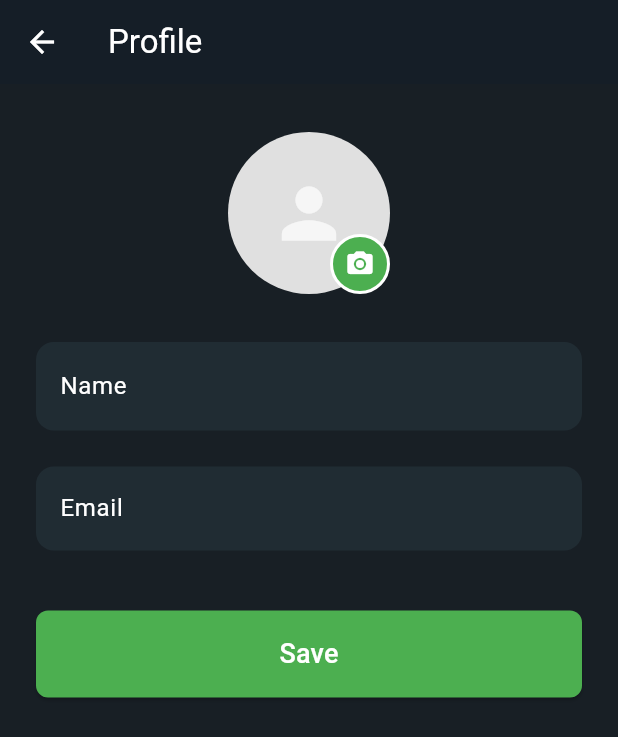
After one commit to husnain-native/Chatapp, a Flutter app: the EditProfileScreen screen opened directly, after a tap on the "camera alt" icon, on a phone screen of 412 x 824 dp. The commit adds this screen. Shown: the top 737 px of the screen. Run offline on Flutter 3.47's test engine with Material 3 defaults, Android fonts, the phone set to English and light mode, and no system bars; our stand-ins replace cloud_firestore, firebase_auth, firebase_core, firebase_storage, image_picker; accounts and stored records are empty.

Commit message:
before clean code architecture

```diff
--- a/lib/screens/chat_list_screen.dart
+++ b/lib/screens/chat_list_screen.dart
@@ -5,6 +5,7 @@ import 'package:cloud_firestore/cloud_firestore.dart';
 import 'package:firebase_auth/firebase_auth.dart';
 import 'package:park_chatapp/screens/user_list_screen.dart';
 import 'package:park_chatapp/screens/chat_screen.dart'; // Added import for ChatScreen
+import 'package:park_chatapp/screens/edit_profile_screen.dart'; // Added import for EditProfileScreen
 
 class ChatListScreen extends StatefulWidget {
   const ChatListScreen({super.key});
@@ -122,13 +123,26 @@ class _ChatListScreenState extends State<ChatListScreen>
           ),
         ),
         actions: [
-          // IconButton(
-          //   icon: const Icon(Icons.camera_alt_outlined, color: Colors.white),
-          //   onPressed: () {},
-          // ),
-          IconButton(
+          PopupMenuButton<String>(
             icon: const Icon(Icons.more_vert, color: Colors.white),
-            onPressed: () {},
+            color: const Color.fromARGB(255, 213, 238, 215),
+            onSelected: (value) {
+              if (value == 'edit_profile') {
+                Navigator.push(
+                  context,
+                  MaterialPageRoute(
+                    builder: (context) => const EditProfileScreen(),
+                  ),
+                );
+              }
+            },
+            itemBuilder:
+                (context) => [
+                  const PopupMenuItem<String>(
+                    value: 'edit_profile',
+                    child: Text('Edit Profile'),
+                  ),
+                ],
           ),
         ],
         bottom: PreferredSize(
--- /dev/null
+++ b/lib/screens/edit_profile_screen.dart
@@ -0,0 +1,245 @@
+import 'package:flutter/material.dart';
+import 'package:cloud_firestore/cloud_firestore.dart';
+import 'package:firebase_auth/firebase_auth.dart';
+import 'package:image_picker/image_picker.dart';
+import 'dart:io';
+import 'package:firebase_storage/firebase_storage.dart';
+
+class EditProfileScreen extends StatefulWidget {
+  const EditProfileScreen({Key? key}) : super(key: key);
+
+  @override
+  State<EditProfileScreen> createState() => _EditProfileScreenState();
+}
+
+class _EditProfileScreenState extends State<EditProfileScreen> {
+  final currentUser = FirebaseAuth.instance.currentUser;
+  final _nameController = TextEditingController();
+  String? _email;
+  String? _photoUrl;
+  File? _pickedImage;
+  bool _isLoading = false;
+
+  @override
+  void initState() {
+    super.initState();
+    _loadUserData();
+  }
+
+  Future<void> _loadUserData() async {
+    if (currentUser == null) return;
+    final doc =
+        await FirebaseFirestore.instance
+            .collection('users')
+            .doc(currentUser!.uid)
+            .get();
+    final data = doc.data();
+    setState(() {
+      _nameController.text = data?['displayName'] ?? '';
+      _email = data?['email'] ?? currentUser!.email;
+      _photoUrl = data?['photoUrl'] ?? '';
+    });
+  }
+
+  Future<void> _pickImage() async {
+    final picker = ImagePicker();
+    final picked = await picker.pickImage(
+      source: ImageSource.gallery,
+      imageQuality: 80,
+    );
+    if (picked != null) {
+      setState(() {
+        _pickedImage = File(picked.path);
+      });
+      // TODO: Upload image to storage and update Firestore photoUrl
+    }
+  }
+
+  Future<String?> _uploadImage(File image) async {
+    try {
+      final ref = FirebaseStorage.instance
+          .ref()
+          .child('profile_pics')
+          .child(
+            '${currentUser!.uid}_${DateTime.now().millisecondsSinceEpoch}.jpg',
+          );
+      final uploadTask = await ref.putFile(image);
+      final url = await uploadTask.ref.getDownloadURL();
+      return url;
+    } catch (e) {
+      print('Image upload error: $e');
+      return null;
+    }
+  }
+
+  Future<void> _saveProfile() async {
+    if (currentUser == null) return;
+    setState(() => _isLoading = true);
+    String? photoUrl = _photoUrl;
+    if (_pickedImage != null) {
+      final uploadedUrl = await _uploadImage(_pickedImage!);
+      if (uploadedUrl != null) {
+        photoUrl = uploadedUrl;
+      }
+    }
+    await FirebaseFirestore.instance
+        .collection('users')
+        .doc(currentUser!.uid)
+        .set({
+          'displayName': _nameController.text.trim(),
+          'photoUrl': photoUrl ?? '',
+        }, SetOptions(merge: true));
+    setState(() => _isLoading = false);
+    if (mounted) Navigator.of(context).pop();
+  }
+
+  @override
+  Widget build(BuildContext context) {
+    return Scaffold(
+      appBar: AppBar(
+        leading: IconButton(
+          icon: const Icon(Icons.arrow_back, color: Colors.white),
+          onPressed: () => Navigator.of(context).pop(),
+        ),
+        title: const Text('Profile', style: TextStyle(color: Colors.white)),
+        backgroundColor: const Color(0xFF111B21),
+        elevation: 1,
+      ),
+      backgroundColor: const Color(0xFF181F25),
+      body:
+          _isLoading
+              ? const Center(child: CircularProgressIndicator())
+              : SingleChildScrollView(
+                padding: const EdgeInsets.symmetric(
+                  horizontal: 24,
+                  vertical: 32,
+                ),
+                child: Column(
+                  crossAxisAlignment: CrossAxisAlignment.center,
+                  children: [
+                    Center(
+                      child: Stack(
+                        children: [
+                          CircleAvatar(
+                            radius: 54,
+                            backgroundColor: Colors.grey[300],
+                            backgroundImage:
+                                _pickedImage != null
+                                    ? FileImage(_pickedImage!)
+                                    : (_photoUrl != null &&
+                                        _photoUrl!.isNotEmpty)
+                                    ? NetworkImage(_photoUrl!) as ImageProvider
+                                    : null,
+                            child:
+                                (_photoUrl == null || _photoUrl!.isEmpty) &&
+                                        _pickedImage == null
+                                    ? const Icon(
+                                      Icons.person,
+                                      size: 54,
+                                      color: Colors.white70,
+                                    )
+                                    : null,
+                          ),
+                          Positioned(
+                            bottom: 0,
+                            right: 0,
+                            child: GestureDetector(
+                              onTap: _pickImage,
+                              child: Container(
+                                decoration: BoxDecoration(
+                                  color: Colors.green,
+                                  shape: BoxShape.circle,
+                                  border: Border.all(
+                                    color: Colors.white,
+                                    width: 2,
+                                  ),
+                                ),
+                                padding: const EdgeInsets.all(8),
+                                child: const Icon(
+                                  Icons.camera_alt,
+                                  color: Colors.white,
+                                  size: 20,
+                                ),
+                              ),
+                            ),
+                          ),
+                        ],
+                      ),
+                    ),
+                    const SizedBox(height: 32),
+                    TextField(
+                      controller: _nameController,
+                      style: const TextStyle(color: Colors.white, fontSize: 18),
+                      decoration: InputDecoration(
+                        labelText: 'Name',
+                        labelStyle: const TextStyle(color: Colors.white),
+                        filled: true,
+                        fillColor: const Color(0xFF202C33),
+                        border: OutlineInputBorder(
+                          borderRadius: BorderRadius.circular(12),
+                          borderSide: BorderSide.none,
+                        ),
+                      ),
+                    ),
+                    const SizedBox(height: 24),
+                    TextField(
+                      controller: TextEditingController(text: _email ?? ''),
+                      enabled: false,
+                      style: const TextStyle(
+                        color: Colors.white70,
+                        fontSize: 16,
+                      ),
+                      decoration: InputDecoration(
+                        labelText: 'Email',
+                        labelStyle: const TextStyle(color: Colors.white),
+                        filled: true,
+                        fillColor: const Color(0xFF202C33),
+                        border: OutlineInputBorder(
+                          borderRadius: BorderRadius.circular(12),
+                          borderSide: BorderSide.none,
+                        ),
+                      ),
+                    ),
+                    const SizedBox(height: 40),
+                    SizedBox(
+                      width: double.infinity,
+                      child: ElevatedButton(
+                        onPressed: _isLoading ? null : _saveProfile,
+                        style: ElevatedButton.styleFrom(
+                          backgroundColor: Colors.green,
+                          padding: const EdgeInsets.symmetric(vertical: 16),
+                          shape: RoundedRectangleBorder(
+                            borderRadius: BorderRadius.circular(8),
+                          ),
+                        ),
+                        child:
+                            _isLoading
+                                ? const SizedBox(
+                                  width: 24,
+                                  height: 24,
+                                  child: CircularProgressIndicator(
+                                    color: Colors.white,
+                                    strokeWidth: 2,
+                                  ),
+                                )
+                                : const Text(
+                                  'Save',
+                                  style: TextStyle(
+                                    fontSize: 18,
+                                    color: Colors.white,
+                                  ),
+                                ),
+                      ),
+                    ),
+                  ],
+                ),
+              ),
+    );
+  }
+
+  @override
+  void dispose() {
+    _nameController.dispose();
+    super.dispose();
+  }
+}
--- a/pubspec.yaml
+++ b/pubspec.yaml
@@ -40,6 +40,8 @@ dependencies:
   firebase_auth: ^5.6.2
   google_sign_in: ^7.1.1
   intl: ^0.20.2
+  image_picker: ^1.1.2
+  firebase_storage: ^12.4.10
 dev_dependencies:
   flutter_test:
     sdk: flutter
```
Also changed, not shown: pubspec.lock, 5 other files.
